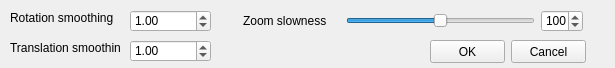
First picture: the form in ftnoir_filter_accela/ftnoir_accela_filtercontrols.ui, repository opentrack/opentrack, before the edit.
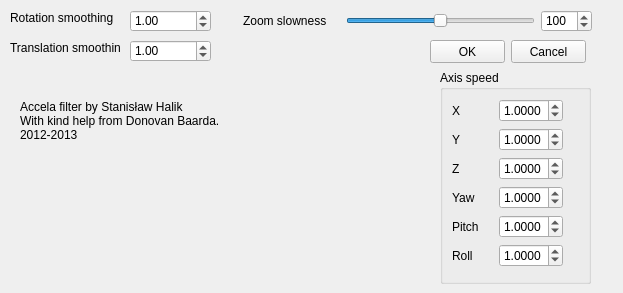
Second picture: the form after the edit. Icons and pictures are not drawn.

Commit message: accela: configurable axis speed

```diff
--- a/ftnoir_filter_accela/ftnoir_accela_filtercontrols.ui
+++ b/ftnoir_filter_accela/ftnoir_accela_filtercontrols.ui
@@ -9,8 +9,8 @@
    <rect>
     <x>0</x>
     <y>0</y>
-    <width>615</width>
-    <height>68</height>
+    <width>623</width>
+    <height>293</height>
    </rect>
   </property>
   <property name="sizePolicy">
@@ -21,8 +21,8 @@
   </property>
   <property name="maximumSize">
    <size>
-    <width>616</width>
-    <height>68</height>
+    <width>42000</width>
+    <height>42000</height>
    </size>
   </property>
   <property name="windowTitle">
@@ -160,7 +160,7 @@
     <rect>
      <x>541</x>
      <y>10</y>
-     <width>42</width>
+     <width>51</width>
      <height>22</height>
     </rect>
    </property>
@@ -225,6 +225,225 @@
     <string>Cancel</string>
    </property>
   </widget>
+  <widget class="QGroupBox" name="groupBox">
+   <property name="geometry">
+    <rect>
+     <x>440</x>
+     <y>70</y>
+     <width>151</width>
+     <height>214</height>
+    </rect>
+   </property>
+   <property name="title">
+    <string>Axis speed</string>
+   </property>
+   <layout class="QFormLayout" name="formLayout">
+    <property name="fieldGrowthPolicy">
+     <enum>QFormLayout::ExpandingFieldsGrow</enum>
+    </property>
+    <property name="horizontalSpacing">
+     <number>20</number>
+    </property>
+    <item row="0" column="0">
+     <widget class="QLabel" name="label">
+      <property name="text">
+       <string>X</string>
+      </property>
+     </widget>
+    </item>
+    <item row="0" column="1">
+     <widget class="QDoubleSpinBox" name="doubleSpinBox">
+      <property name="decimals">
+       <number>4</number>
+      </property>
+      <property name="minimum">
+       <double>0.100000000000000</double>
+      </property>
+      <property name="maximum">
+       <double>3.000000000000000</double>
+      </property>
+      <property name="singleStep">
+       <double>0.100000000000000</double>
+      </property>
+      <property name="value">
+       <double>1.000000000000000</double>
+      </property>
+     </widget>
+    </item>
+    <item row="1" column="0">
+     <widget class="QLabel" name="label_4">
+      <property name="text">
+       <string>Y</string>
+      </property>
+     </widget>
+    </item>
+    <item row="1" column="1">
+     <widget class="QDoubleSpinBox" name="doubleSpinBox_2">
+      <property name="decimals">
+       <number>4</number>
+      </property>
+      <property name="minimum">
+       <double>0.100000000000000</double>
+      </property>
+      <property name="maximum">
+       <double>3.000000000000000</double>
+      </property>
+      <property name="singleStep">
+       <double>0.100000000000000</double>
+      </property>
+      <property name="value">
+       <double>1.000000000000000</double>
+      </property>
+     </widget>
+    </item>
+    <item row="3" column="0">
+     <widget class="QLabel" name="label_5">
+      <property name="text">
+       <string>Z</string>
+      </property>
+     </widget>
+    </item>
+    <item row="3" column="1">
+     <widget class="QDoubleSpinBox" name="doubleSpinBox_3">
+      <property name="decimals">
+       <number>4</number>
+      </property>
+      <property name="minimum">
+       <double>0.100000000000000</double>
+      </property>
+      <property name="maximum">
+       <double>3.000000000000000</double>
+      </property>
+      <property name="singleStep">
+       <double>0.100000000000000</double>
+      </property>
+      <property name="value">
+       <double>1.000000000000000</double>
+      </property>
+     </widget>
+    </item>
+    <item row="4" column="0">
+     <widget class="QLabel" name="label_6">
+      <property name="text">
+       <string>Yaw</string>
+      </property>
+     </widget>
+    </item>
+    <item row="4" column="1">
+     <widget class="QDoubleSpinBox" name="doubleSpinBox_4">
+      <property name="accelerated">
+       <bool>false</bool>
+      </property>
+      <property name="decimals">
+       <number>4</number>
+      </property>
+      <property name="minimum">
+       <double>0.100000000000000</double>
+      </property>
+      <property name="maximum">
+       <double>3.000000000000000</double>
+      </property>
+      <property name="singleStep">
+       <double>0.100000000000000</double>
+      </property>
+      <property name="value">
+       <double>1.000000000000000</double>
+      </property>
+     </widget>
+    </item>
+    <item row="5" column="0">
+     <widget class="QLabel" name="label_7">
+      <property name="text">
+       <string>Pitch</string>
+      </property>
+     </widget>
+    </item>
+    <item row="5" column="1">
+     <widget class="QDoubleSpinBox" name="doubleSpinBox_5">
+      <property name="accelerated">
+       <bool>false</bool>
+      </property>
+      <property name="decimals">
+       <number>4</number>
+      </property>
+      <property name="minimum">
+       <double>0.100000000000000</double>
+      </property>
+      <property name="maximum">
+       <double>3.000000000000000</double>
+      </property>
+      <property name="singleStep">
+       <double>0.100000000000000</double>
+      </property>
+      <property name="value">
+       <double>1.000000000000000</double>
+      </property>
+     </widget>
+    </item>
+    <item row="6" column="0">
+     <widget class="QLabel" name="label_8">
+      <property name="text">
+       <string>Roll</string>
+      </property>
+     </widget>
+    </item>
+    <item row="6" column="1">
+     <widget class="QDoubleSpinBox" name="doubleSpinBox_6">
+      <property name="accelerated">
+       <bool>false</bool>
+      </property>
+      <property name="decimals">
+       <number>4</number>
+      </property>
+      <property name="minimum">
+       <double>0.100000000000000</double>
+      </property>
+      <property name="maximum">
+       <double>3.000000000000000</double>
+      </property>
+      <property name="singleStep">
+       <double>0.100000000000000</double>
+      </property>
+      <property name="value">
+       <double>1.000000000000000</double>
+      </property>
+     </widget>
+    </item>
+   </layout>
+  </widget>
+  <widget class="QLabel" name="label_9">
+   <property name="geometry">
+    <rect>
+     <x>20</x>
+     <y>100</y>
+     <width>371</width>
+     <height>51</height>
+    </rect>
+   </property>
+   <property name="frameShape">
+    <enum>QFrame::NoFrame</enum>
+   </property>
+   <property name="text">
+    <string>Accela filter by Stanisław Halik &lt;sthalik@misaki.pl&gt;
+With kind help from Donovan Baarda.
+2012-2013</string>
+   </property>
+   <property name="textFormat">
+    <enum>Qt::AutoText</enum>
+   </property>
+   <property name="scaledContents">
+    <bool>false</bool>
+   </property>
+   <property name="alignment">
+    <set>Qt::AlignJustify|Qt::AlignTop</set>
+   </property>
+   <property name="wordWrap">
+    <bool>true</bool>
+   </property>
+   <property name="margin">
+    <number>0</number>
+   </property>
+  </widget>
  </widget>
  <resources/>
  <connections>
```
The commit also changes 3 other files.
